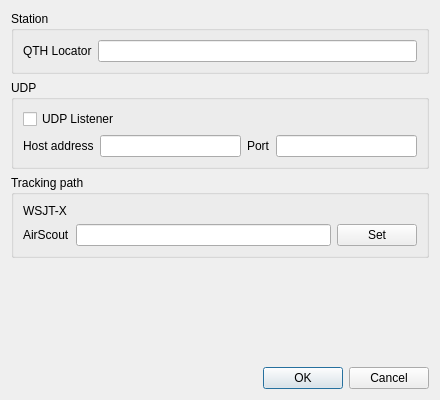
PianetaRadio/CatRotator, file dialogsetup.ui: the form before one commit.
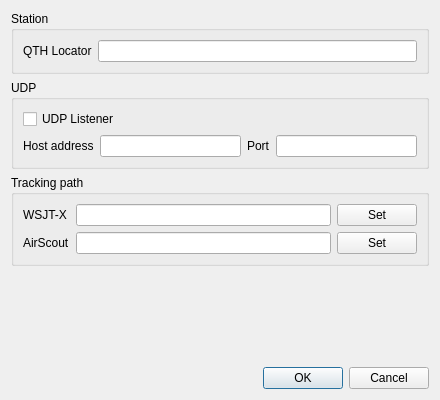
The form after the commit.

```diff
--- a/dialogsetup.ui
+++ b/dialogsetup.ui
@@ -132,6 +132,19 @@
         <property name="text">
          <string>WSJT-X</string>
         </property>
+        <property name="buddy">
+         <cstring>lineEdit_WSJTX</cstring>
+        </property>
+       </widget>
+      </item>
+      <item row="0" column="1">
+       <widget class="QLineEdit" name="lineEdit_WSJTX"/>
+      </item>
+      <item row="0" column="2">
+       <widget class="QPushButton" name="pushButton_WSJTX">
+        <property name="text">
+         <string>Set</string>
+        </property>
        </widget>
       </item>
      </layout>
```
Left out of the diff: 4 changed lines with no effect on the pictures.
